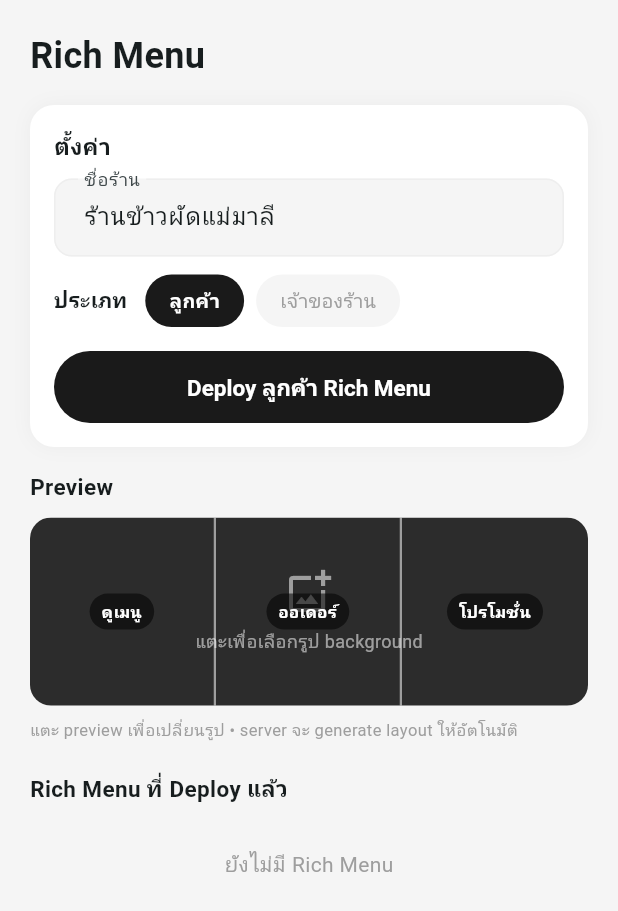
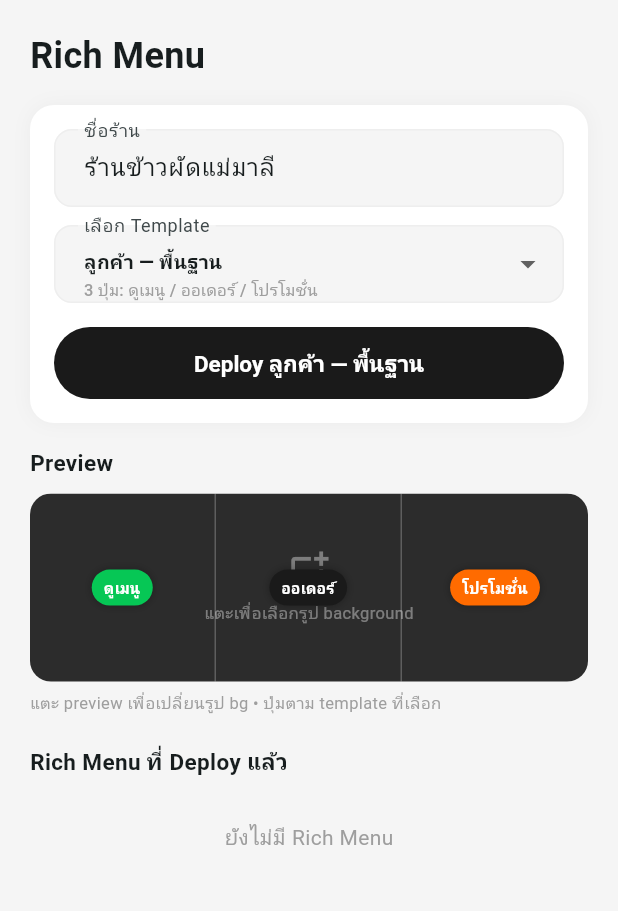
Before and after one commit to prkpwm/AIhya-food-man, a Flutter app: the RichMenuScreen screen opened directly, on a phone screen of 412 x 824 dp. Shown: the top 911 px of the screen. Run offline on Flutter 3.47's test engine with Material 3 defaults, Android fonts, the phone set to English and light mode, and no system bars; our stand-ins replace dio, flutter_riverpod, go_router, image_picker; accounts and stored records are empty; network calls fail.

Commit message:
feat: template dropdown with 5 presets, each has complete button styles

```diff
--- a/line_oa_food_order/lib/features/generator/screens/rich_menu_screen.dart
+++ b/line_oa_food_order/lib/features/generator/screens/rich_menu_screen.dart
@@ -4,9 +4,92 @@ import 'package:flutter_riverpod/flutter_riverpod.dart';
 import 'package:image_picker/image_picker.dart';
 import 'package:line_oa_food_order/features/generator/providers/rich_menu_provider.dart';
 
-// button layout definitions (mirrors server)
-const _customerButtons = ['ดูเมนู', 'ออเดอร์', 'โปรโมชั่น'];
-const _merchantButtons = ['ออเดอร์', 'สต๊อก', 'รายได้', 'เพิ่มเมนู'];
+// ─── Template definitions ─────────────────────────────────────────────────────
+
+class _RichMenuTemplate {
+  final String id;
+  final String name;
+  final String description;
+  final List<_BtnDef> buttons;
+  final bool isCustomer;
+
+  const _RichMenuTemplate({
+    required this.id,
+    required this.name,
+    required this.description,
+    required this.buttons,
+    required this.isCustomer,
+  });
+}
+
+class _BtnDef {
+  final String label;
+  final Color color;
+  final Color textColor;
+  const _BtnDef(this.label, {this.color = const Color(0xFF1A1A1A), this.textColor = Colors.white});
+}
+
+final _templates = [
+  _RichMenuTemplate(
+    id: 'customer-basic',
+    name: 'ลูกค้า — พื้นฐาน',
+    description: '3 ปุ่ม: ดูเมนู / ออเดอร์ / โปรโมชั่น',
+    isCustomer: true,
+    buttons: [
+      _BtnDef('ดูเมนู', color: const Color(0xFF06C755)),
+      _BtnDef('ออเดอร์', color: const Color(0xFF1A1A1A)),
+      _BtnDef('โปรโมชั่น', color: const Color(0xFFFF6B00)),
+    ],
+  ),
+  _RichMenuTemplate(
+    id: 'customer-dark',
+    name: 'ลูกค้า — Dark',
+    description: '3 ปุ่ม สไตล์มืด',
+    isCustomer: true,
+    buttons: [
+      _BtnDef('🍽️ เมนู', color: const Color(0xFF2C2C2C)),
+      _BtnDef('📦 ออเดอร์', color: const Color(0xFF2C2C2C)),
+      _BtnDef('🎁 โปร', color: const Color(0xFF2C2C2C)),
+    ],
+  ),
+  _RichMenuTemplate(
+    id: 'customer-mint',
+    name: 'ลูกค้า — Mint',
+    description: '3 ปุ่ม สไตล์ mint',
+    isCustomer: true,
+    buttons: [
+      _BtnDef('เมนู', color: const Color(0xFF7ECEC4)),
+      _BtnDef('ออเดอร์', color: const Color(0xFF7ECEC4)),
+      _BtnDef('โปรโมชั่น', color: const Color(0xFF7ECEC4)),
+    ],
+  ),
+  _RichMenuTemplate(
+    id: 'merchant-basic',
+    name: 'เจ้าของร้าน — พื้นฐาน',
+    description: '4 ปุ่ม: ออเดอร์ / สต๊อก / รายได้ / เพิ่มเมนู',
+    isCustomer: false,
+    buttons: [
+      _BtnDef('ออเดอร์', color: const Color(0xFF1A1A1A)),
+      _BtnDef('สต๊อก', color: const Color(0xFFFF9800)),
+      _BtnDef('รายได้', color: const Color(0xFF06C755)),
+      _BtnDef('เพิ่มเมนู', color: const Color(0xFF2196F3)),
+    ],
+  ),
+  _RichMenuTemplate(
+    id: 'merchant-dark',
+    name: 'เจ้าของร้าน — Dark',
+    description: '4 ปุ่ม สไตล์มืด',
+    isCustomer: false,
+    buttons: [
+      _BtnDef('📋 ออเดอร์', color: const Color(0xFF2C2C2C)),
+      _BtnDef('📦 สต๊อก', color: const Color(0xFF2C2C2C)),
+      _BtnDef('💰 รายได้', color: const Color(0xFF2C2C2C)),
+      _BtnDef('➕ เมนู', color: const Color(0xFF2C2C2C)),
+    ],
+  ),
+];
+
+// ─── Screen ───────────────────────────────────────────────────────────────────
 
 class RichMenuScreen extends ConsumerStatefulWidget {
   const RichMenuScreen({super.key});
@@ -18,7 +101,7 @@ class RichMenuScreen extends ConsumerStatefulWidget {
 class _RichMenuScreenState extends ConsumerState<RichMenuScreen> {
   final _shopNameCtrl = TextEditingController(text: 'ร้านข้าวผัดแม่มาลี');
   Uint8List? _imageBytes;
-  bool _isCustomer = true;
+  _RichMenuTemplate _selected = _templates.first;
 
   @override
   void dispose() {
@@ -27,8 +110,7 @@ class _RichMenuScreenState extends ConsumerState<RichMenuScreen> {
   }
 
   Future<void> _pickImage() async {
-    final picker = ImagePicker();
-    final file = await picker.pickImage(source: ImageSource.gallery);
+    final file = await ImagePicker().pickImage(source: ImageSource.gallery);
     if (file == null) return;
     final bytes = await file.readAsBytes();
     setState(() => _imageBytes = bytes);
@@ -40,10 +122,9 @@ class _RichMenuScreenState extends ConsumerState<RichMenuScreen> {
       return;
     }
     final notifier = ref.read(richMenuProvider.notifier);
-    final id = _isCustomer
+    final id = _selected.isCustomer
         ? await notifier.deployCustomer(_shopNameCtrl.text.trim(), _imageBytes!)
         : await notifier.deployMerchant(_shopNameCtrl.text.trim(), _imageBytes!);
-
     if (id != null && mounted) _showSnack('Deploy สำเร็จ! ID: $id');
   }
 
@@ -53,7 +134,6 @@ class _RichMenuScreenState extends ConsumerState<RichMenuScreen> {
   @override
   Widget build(BuildContext context) {
     final richMenuState = ref.watch(richMenuProvider);
-    final buttons = _isCustomer ? _customerButtons : _merchantButtons;
 
     return Scaffold(
       backgroundColor: const Color(0xFFF5F5F5),
@@ -80,26 +160,35 @@ class _RichMenuScreenState extends ConsumerState<RichMenuScreen> {
                       child: Column(
                         crossAxisAlignment: CrossAxisAlignment.start,
                         children: [
-                          const Text('ตั้งค่า', style: TextStyle(fontWeight: FontWeight.bold, fontSize: 15)),
-                          const SizedBox(height: 12),
                           TextField(
                             controller: _shopNameCtrl,
                             decoration: InputDecoration(
                               labelText: 'ชื่อร้าน',
                               border: OutlineInputBorder(borderRadius: BorderRadius.circular(12)),
-                              filled: true,
-                              fillColor: const Color(0xFFF5F5F5),
+                              filled: true, fillColor: const Color(0xFFF5F5F5),
                             ),
                           ),
                           const SizedBox(height: 12),
-                          Row(
-                            children: [
-                              const Text('ประเภท', style: TextStyle(fontWeight: FontWeight.w600)),
-                              const SizedBox(width: 12),
-                              _TypeChip(label: 'ลูกค้า', selected: _isCustomer, onTap: () => setState(() => _isCustomer = true)),
-                              const SizedBox(width: 8),
-                              _TypeChip(label: 'เจ้าของร้าน', selected: !_isCustomer, onTap: () => setState(() => _isCustomer = false)),
-                            ],
+                          // template dropdown
+                          DropdownButtonFormField<_RichMenuTemplate>(
+                            value: _selected,
+                            decoration: InputDecoration(
+                              labelText: 'เลือก Template',
+                              border: OutlineInputBorder(borderRadius: BorderRadius.circular(12)),
+                              filled: true, fillColor: const Color(0xFFF5F5F5),
+                            ),
+                            items: _templates.map((t) => DropdownMenuItem(
+                              value: t,
+                              child: Column(
+                                crossAxisAlignment: CrossAxisAlignment.start,
+                                mainAxisSize: MainAxisSize.min,
+                                children: [
+                                  Text(t.name, style: const TextStyle(fontWeight: FontWeight.w600, fontSize: 13)),
+                                  Text(t.description, style: const TextStyle(fontSize: 11, color: Color(0xFF9E9E9E))),
+                                ],
+                              ),
+                            )).toList(),
+                            onChanged: (v) => setState(() => _selected = v ?? _selected),
                           ),
                           const SizedBox(height: 16),
                           SizedBox(
@@ -108,7 +197,7 @@ class _RichMenuScreenState extends ConsumerState<RichMenuScreen> {
                               onPressed: richMenuState.isLoading ? null : _deploy,
                               child: richMenuState.isLoading
                                   ? const SizedBox(height: 20, width: 20, child: CircularProgressIndicator(strokeWidth: 2, color: Colors.white))
-                                  : Text('Deploy ${_isCustomer ? 'ลูกค้า' : 'เจ้าของร้าน'} Rich Menu'),
+                                  : Text('Deploy ${_selected.name}'),
                             ),
                           ),
                         ],
@@ -116,7 +205,7 @@ class _RichMenuScreenState extends ConsumerState<RichMenuScreen> {
                     ),
                     const SizedBox(height: 16),
 
-                    // ── live preview ─────────────────────────────────────────
+                    // ── preview ──────────────────────────────────────────────
                     const Text('Preview', style: TextStyle(fontWeight: FontWeight.bold, fontSize: 15)),
                     const SizedBox(height: 10),
                     GestureDetector(
@@ -128,37 +217,32 @@ class _RichMenuScreenState extends ConsumerState<RichMenuScreen> {
                           child: Stack(
                             fit: StackFit.expand,
                             children: [
-                              // background
+                              // bg
                               _imageBytes != null
                                   ? Image.memory(_imageBytes!, fit: BoxFit.cover)
                                   : Container(
                                       color: const Color(0xFF2C2C2C),
                                       child: const Center(
-                                        child: Column(
-                                          mainAxisSize: MainAxisSize.min,
-                                          children: [
-                                            Icon(Icons.add_photo_alternate_outlined, color: Colors.white54, size: 32),
-                                            SizedBox(height: 8),
-                                            Text('แตะเพื่อเลือกรูป background', style: TextStyle(color: Colors.white54, fontSize: 12)),
-                                          ],
-                                        ),
+                                        child: Column(mainAxisSize: MainAxisSize.min, children: [
+                                          Icon(Icons.add_photo_alternate_outlined, color: Colors.white38, size: 28),
+                                          SizedBox(height: 6),
+                                          Text('แตะเพื่อเลือกรูป background', style: TextStyle(color: Colors.white38, fontSize: 11)),
+                                        ]),
                                       ),
                                     ),
-                              // layout overlay
-                              _LayoutOverlay(buttons: buttons),
+                              // button overlay (fixed, not editable)
+                              _TemplateOverlay(template: _selected),
                             ],
                           ),
                         ),
                       ),
                     ),
-                    const SizedBox(height: 8),
+                    const SizedBox(height: 6),
                     Text(
-                      'แตะ preview เพื่อเปลี่ยนรูป • server จะ generate layout ให้อัตโนมัติ',
+                      'แตะ preview เพื่อเปลี่ยนรูป bg • ปุ่มตาม template ที่เลือก',
                       style: TextStyle(fontSize: 11, color: Colors.grey.shade500),
                     ),
                     const SizedBox(height: 20),
-
-                    // ── deployed list ────────────────────────────────────────
                     const Text('Rich Menu ที่ Deploy แล้ว', style: TextStyle(fontWeight: FontWeight.bold, fontSize: 15)),
                     const SizedBox(height: 10),
                   ],
@@ -167,16 +251,9 @@ class _RichMenuScreenState extends ConsumerState<RichMenuScreen> {
             ),
             richMenuState.when(
               loading: () => const SliverToBoxAdapter(child: Center(child: Padding(padding: EdgeInsets.all(20), child: CircularProgressIndicator()))),
-              error: (e, _) => SliverToBoxAdapter(
-                child: Padding(padding: const EdgeInsets.all(20), child: Text('$e', style: const TextStyle(color: Colors.red))),
-              ),
+              error: (e, _) => SliverToBoxAdapter(child: Padding(padding: const EdgeInsets.all(20), child: Text('$e', style: const TextStyle(color: Colors.red)))),
               data: (menus) => menus.isEmpty
-                  ? const SliverToBoxAdapter(
-                      child: Padding(
-                        padding: EdgeInsets.all(20),
-                        child: Center(child: Text('ยังไม่มี Rich Menu', style: TextStyle(color: Color(0xFF9E9E9E)))),
-                      ),
-                    )
+                  ? const SliverToBoxAdapter(child: Padding(padding: EdgeInsets.all(20), child: Center(child: Text('ยังไม่มี Rich Menu', style: TextStyle(color: Color(0xFF9E9E9E))))))
                   : SliverPadding(
                       padding: const EdgeInsets.fromLTRB(20, 0, 20, 20),
                       sliver: SliverList(
@@ -194,35 +271,37 @@ class _RichMenuScreenState extends ConsumerState<RichMenuScreen> {
   }
 }
 
-// ─── Layout Overlay ───────────────────────────────────────────────────────────
+// ─── Template Overlay ─────────────────────────────────────────────────────────
 
-class _LayoutOverlay extends StatelessWidget {
-  final List<String> buttons;
-  const _LayoutOverlay({required this.buttons});
+class _TemplateOverlay extends StatelessWidget {
+  final _RichMenuTemplate template;
+  const _TemplateOverlay({required this.template});
 
   @override
   Widget build(BuildContext context) {
     return Row(
-      children: buttons.asMap().entries.map((e) {
-        final isLast = e.key == buttons.length - 1;
+      children: template.buttons.asMap().entries.map((e) {
+        final isLast = e.key == template.buttons.length - 1;
+        final btn = e.value;
         return Expanded(
           child: Container(
             decoration: BoxDecoration(
-              border: Border(
-                right: isLast ? BorderSide.none : const BorderSide(color: Colors.white54, width: 1.5),
-              ),
+              border: Border(right: isLast ? BorderSide.none : const BorderSide(color: Colors.white24, width: 1)),
             ),
             child: Center(
               child: Container(
-                padding: const EdgeInsets.symmetric(horizontal: 8, vertical: 4),
+                padding: const EdgeInsets.symmetric(horizontal: 8, vertical: 5),
                 decoration: BoxDecoration(
-                  color: Colors.black.withOpacity(0.55),
+                  color: btn.color,
                   borderRadius: BorderRadius.circular(20),
+                  boxShadow: [BoxShadow(color: Colors.black.withOpacity(0.3), blurRadius: 4)],
                 ),
                 child: Text(
-                  e.value,
-                  style: const TextStyle(color: Colors.white, fontSize: 11, fontWeight: FontWeight.bold),
+                  btn.label,
+                  style: TextStyle(color: btn.textColor, fontSize: 10, fontWeight: FontWeight.bold),
                   textAlign: TextAlign.center,
+                  maxLines: 1,
+                  overflow: TextOverflow.ellipsis,
                 ),
               ),
             ),
@@ -257,13 +336,10 @@ class _RichMenuTile extends ConsumerWidget {
           const Icon(Icons.grid_view, color: Color(0xFF7ECEC4), size: 28),
           const SizedBox(width: 12),
           Expanded(
-            child: Column(
-              crossAxisAlignment: CrossAxisAlignment.start,
-              children: [
-                Text(name, style: const TextStyle(fontWeight: FontWeight.w600, fontSize: 13)),
-                Text(id, style: const TextStyle(fontSize: 10, color: Color(0xFF9E9E9E))),
-              ],
-            ),
+            child: Column(crossAxisAlignment: CrossAxisAlignment.start, children: [
+              Text(name, style: const TextStyle(fontWeight: FontWeight.w600, fontSize: 13)),
+              Text(id, style: const TextStyle(fontSize: 10, color: Color(0xFF9E9E9E))),
+            ]),
           ),
           GestureDetector(
             onTap: () async {
@@ -291,32 +367,3 @@ class _RichMenuTile extends ConsumerWidget {
     );
   }
 }
-
-// ─── Type Chip ────────────────────────────────────────────────────────────────
-
-class _TypeChip extends StatelessWidget {
-  final String label;
-  final bool selected;
-  final VoidCallback onTap;
-  const _TypeChip({required this.label, required this.selected, required this.onTap});
-
-  @override
-  Widget build(BuildContext context) {
-    return GestureDetector(
-      onTap: onTap,
-      child: Container(
-        padding: const EdgeInsets.symmetric(horizontal: 16, vertical: 8),
-        decoration: BoxDecoration(
-          color: selected ? const Color(0xFF1A1A1A) : const Color(0xFFF5F5F5),
-          borderRadius: BorderRadius.circular(50),
-        ),
-        child: Text(label,
-            style: TextStyle(
-              color: selected ? Colors.white : const Color(0xFF9E9E9E),
-              fontSize: 13,
-              fontWeight: selected ? FontWeight.w600 : FontWeight.normal,
-            )),
-      ),
-    );
-  }
-}
```
